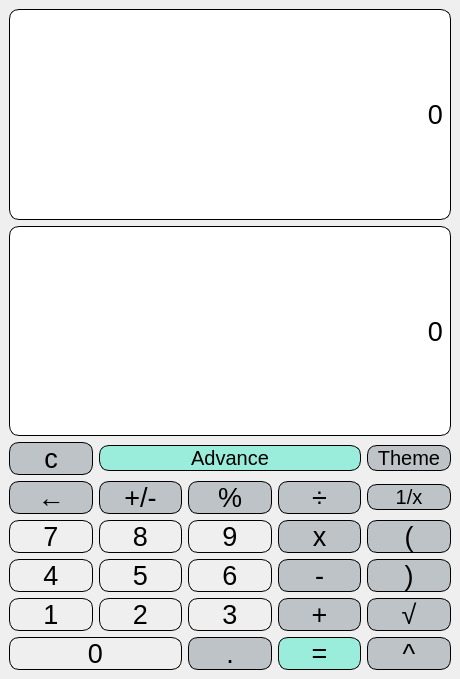
Above: QT_Calc/mainwindow.ui from monika-shaw-cctech/QT-Calculator before the change. Below: the same form after it.
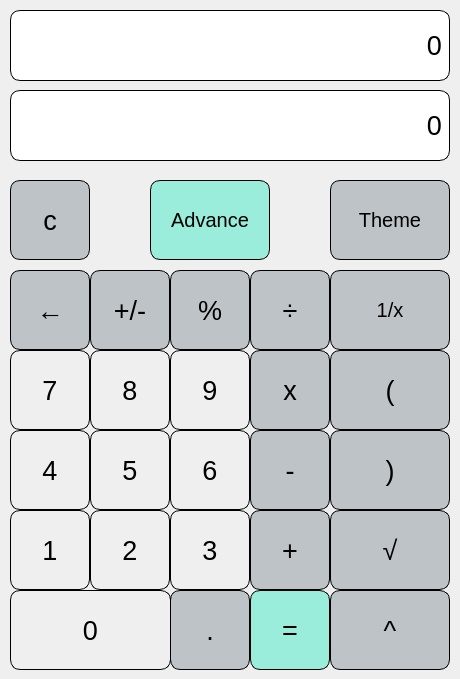
That is the form after the change.

Commit message:
Revert "Merge pull request #5 from monika-shaw-cctech/showing-buttons-on-label"
This reverts commit 432cbce07ec3f232f386bf0f1cdc2fd91759b150, reversing
changes made to 06af079ee1d036c0129a95369b76be70bcd76b92.

Patch:
```diff
--- a/QT_Calc/mainwindow.ui
+++ b/QT_Calc/mainwindow.ui
@@ -17,9 +17,15 @@
    <string notr="true"/>
   </property>
   <widget class="QWidget" name="centralwidget">
-   <layout class="QGridLayout" name="gridLayout">
-    <item row="0" column="0" colspan="5">
      <widget class="QLabel" name="label_1">
+    <property name="geometry">
+     <rect>
+      <x>10</x>
+      <y>10</y>
+      <width>440</width>
+      <height>71</height>
+     </rect>
+    </property>
       <property name="font">
        <font>
         <pointsize>20</pointsize>
@@ -45,9 +51,15 @@
        <number>10</number>
       </property>
      </widget>
-    </item>
-    <item row="1" column="0" colspan="5">
      <widget class="QLabel" name="label_2">
+    <property name="geometry">
+     <rect>
+      <x>10</x>
+      <y>90</y>
+      <width>440</width>
+      <height>71</height>
+     </rect>
+    </property>
       <property name="font">
        <font>
         <pointsize>20</pointsize>
@@ -73,34 +85,15 @@
        <number>10</number>
       </property>
      </widget>
-    </item>
-    <item row="2" column="0">
-     <widget class="QPushButton" name="pushButton">
-      <property name="font">
-       <font>
-        <pointsize>20</pointsize>
-        <bold>false</bold>
-       </font>
-      </property>
-      <property name="styleSheet">
-       <string notr="true">QPushButton
-{
-  border:1px solid;
-border-radius : 10px;
- background-color : #bdc3c7;
-color:black;
-
-}
-
-</string>
-      </property>
-      <property name="text">
-       <string>c</string>
-      </property>
-     </widget>
-    </item>
-    <item row="2" column="1" colspan="3">
      <widget class="QPushButton" name="pushButton_25">
+    <property name="geometry">
+     <rect>
+      <x>150</x>
+      <y>180</y>
+      <width>120</width>
+      <height>80</height>
+     </rect>
+    </property>
       <property name="font">
        <font>
         <pointsize>15</pointsize>
@@ -121,12 +114,18 @@
        <string>Advance</string>
       </property>
      </widget>
-    </item>
-    <item row="2" column="4">
-     <widget class="QPushButton" name="pushButton_30">
+   <widget class="QPushButton" name="pushButton_9">
+    <property name="geometry">
+     <rect>
+      <x>250</x>
+      <y>430</y>
+      <width>80</width>
+      <height>80</height>
+     </rect>
+    </property>
       <property name="font">
        <font>
-        <pointsize>15</pointsize>
+      <pointsize>20</pointsize>
         <bold>false</bold>
        </font>
       </property>
@@ -143,12 +142,206 @@
 </string>
       </property>
       <property name="text">
-       <string>Theme</string>
-      </property>
-     </widget>
-    </item>
-    <item row="3" column="0">
+     <string>-</string>
+    </property>
+   </widget>
+   <widget class="QPushButton" name="pushButton_four">
+    <property name="geometry">
+     <rect>
+      <x>10</x>
+      <y>430</y>
+      <width>80</width>
+      <height>80</height>
+     </rect>
+    </property>
+    <property name="font">
+     <font>
+      <pointsize>20</pointsize>
+      <bold>false</bold>
+     </font>
+    </property>
+    <property name="styleSheet">
+     <string notr="true">QPushButton
+{
+border : 1px solid;
+
+border-radius : 10px;
+}
+
+QPushButton:pressed
+{
+ background-color:#b3ffff;
+}</string>
+    </property>
+    <property name="text">
+     <string>4</string>
+    </property>
+   </widget>
+   <widget class="QPushButton" name="pushButton_26">
+    <property name="geometry">
+     <rect>
+      <x>330</x>
+      <y>350</y>
+      <width>120</width>
+      <height>80</height>
+     </rect>
+    </property>
+    <property name="font">
+     <font>
+      <pointsize>20</pointsize>
+      <bold>false</bold>
+     </font>
+    </property>
+    <property name="styleSheet">
+     <string notr="true">QPushButton
+{
+  border:1px solid;
+border-radius : 10px;
+ background-color : #bdc3c7;
+color:black;
+
+}
+
+</string>
+    </property>
+    <property name="text">
+     <string>(</string>
+    </property>
+   </widget>
+   <widget class="QPushButton" name="pushButton_17">
+    <property name="geometry">
+     <rect>
+      <x>170</x>
+      <y>590</y>
+      <width>80</width>
+      <height>80</height>
+     </rect>
+    </property>
+    <property name="font">
+     <font>
+      <pointsize>20</pointsize>
+      <bold>false</bold>
+     </font>
+    </property>
+    <property name="styleSheet">
+     <string notr="true">QPushButton
+{
+  border:1px solid;
+border-radius : 10px;
+ background-color : #bdc3c7;
+color:black;
+
+}
+
+</string>
+    </property>
+    <property name="text">
+     <string>.</string>
+    </property>
+   </widget>
+   <widget class="QPushButton" name="pushButton_5">
+    <property name="geometry">
+     <rect>
+      <x>250</x>
+      <y>350</y>
+      <width>80</width>
+      <height>80</height>
+     </rect>
+    </property>
+    <property name="font">
+     <font>
+      <pointsize>20</pointsize>
+      <bold>false</bold>
+     </font>
+    </property>
+    <property name="styleSheet">
+     <string notr="true">QPushButton
+{
+  border:1px solid;
+border-radius : 10px;
+ background-color : #bdc3c7;
+color:black;
+
+}
+
+</string>
+    </property>
+    <property name="text">
+     <string>x</string>
+    </property>
+   </widget>
+   <widget class="QPushButton" name="pushButton">
+    <property name="geometry">
+     <rect>
+      <x>10</x>
+      <y>180</y>
+      <width>80</width>
+      <height>80</height>
+     </rect>
+    </property>
+    <property name="font">
+     <font>
+      <pointsize>20</pointsize>
+      <bold>false</bold>
+     </font>
+    </property>
+    <property name="styleSheet">
+     <string notr="true">QPushButton
+{
+  border:1px solid;
+border-radius : 10px;
+ background-color : #bdc3c7;
+color:black;
+
+}
+
+</string>
+    </property>
+    <property name="text">
+     <string>c</string>
+    </property>
+   </widget>
+   <widget class="QPushButton" name="pushButton_three">
+    <property name="geometry">
+     <rect>
+      <x>170</x>
+      <y>510</y>
+      <width>80</width>
+      <height>80</height>
+     </rect>
+    </property>
+    <property name="font">
+     <font>
+      <pointsize>20</pointsize>
+      <bold>false</bold>
+     </font>
+    </property>
+    <property name="styleSheet">
+     <string notr="true">QPushButton
+{
+border : 1px solid;
+
+border-radius : 10px;
+}
+
+QPushButton:pressed
+{
+ background-color:#b3ffff;
+}</string>
+    </property>
+    <property name="text">
+     <string>3</string>
+    </property>
+   </widget>
      <widget class="QPushButton" name="pushButton_2">
+    <property name="geometry">
+     <rect>
+      <x>10</x>
+      <y>270</y>
+      <width>80</width>
+      <height>80</height>
+     </rect>
+    </property>
       <property name="font">
        <font>
         <pointsize>20</pointsize>
@@ -171,34 +364,15 @@
        <string>←</string>
       </property>
      </widget>
-    </item>
-    <item row="3" column="1">
-     <widget class="QPushButton" name="pushButton_19">
-      <property name="font">
-       <font>
-        <pointsize>20</pointsize>
-        <bold>false</bold>
-       </font>
-      </property>
-      <property name="styleSheet">
-       <string notr="true">QPushButton
-{
-  border:1px solid;
-border-radius : 10px;
- background-color : #bdc3c7;
-color:black;
-
-}
-
-</string>
-      </property>
-      <property name="text">
-       <string>+/-</string>
-      </property>
-     </widget>
-    </item>
-    <item row="3" column="2">
-     <widget class="QPushButton" name="pushButton_3">
+   <widget class="QPushButton" name="pushButton_27">
+    <property name="geometry">
+     <rect>
+      <x>330</x>
+      <y>430</y>
+      <width>120</width>
+      <height>80</height>
+     </rect>
+    </property>
       <property name="font">
        <font>
         <pointsize>20</pointsize>
@@ -218,88 +392,18 @@
 </string>
       </property>
       <property name="text">
-       <string>%</string>
-      </property>
-     </widget>
-    </item>
-    <item row="3" column="3">
-     <widget class="QPushButton" name="pushButton_4">
-      <property name="font">
-       <font>
-        <pointsize>20</pointsize>
-        <bold>false</bold>
-       </font>
-      </property>
-      <property name="styleSheet">
-       <string notr="true">QPushButton
-{
-  border:1px solid;
-border-radius : 10px;
- background-color : #bdc3c7;
-color:black;
-
-}
-
-</string>
-      </property>
-      <property name="text">
-       <string>÷</string>
-      </property>
-     </widget>
-    </item>
-    <item row="3" column="4">
-     <widget class="QPushButton" name="pushButton_31">
-      <property name="font">
-       <font>
-        <pointsize>15</pointsize>
-        <bold>false</bold>
-       </font>
-      </property>
-      <property name="styleSheet">
-       <string notr="true">QPushButton
-{
-  border:1px solid;
-border-radius : 10px;
- background-color : #bdc3c7;
-color:black;
-
-}
-
-</string>
-      </property>
-      <property name="text">
-       <string>1/x</string>
-      </property>
-     </widget>
-    </item>
-    <item row="4" column="0">
-     <widget class="QPushButton" name="pushButton_seven">
-      <property name="font">
-       <font>
-        <pointsize>20</pointsize>
-        <bold>false</bold>
-       </font>
-      </property>
-      <property name="styleSheet">
-       <string notr="true">QPushButton
-{
-border : 1px solid;
-
-border-radius : 10px;
-}
-
-QPushButton:pressed
-{
- background-color:#b3ffff;
-}</string>
-      </property>
-      <property name="text">
-       <string>7</string>
-      </property>
-     </widget>
-    </item>
-    <item row="4" column="1">
+     <string>)</string>
+    </property>
+   </widget>
      <widget class="QPushButton" name="pushButton_eight">
+    <property name="geometry">
+     <rect>
+      <x>90</x>
+      <y>350</y>
+      <width>80</width>
+      <height>80</height>
+     </rect>
+    </property>
       <property name="font">
        <font>
         <pointsize>20</pointsize>
@@ -323,35 +427,15 @@
        <string>8</string>
       </property>
      </widget>
-    </item>
-    <item row="4" column="2">
-     <widget class="QPushButton" name="pushButton_nine">
-      <property name="font">
-       <font>
-        <pointsize>20</pointsize>
-        <bold>false</bold>
-       </font>
-      </property>
-      <property name="styleSheet">
-       <string notr="true">QPushButton
-{
-border : 1px solid;
-
-border-radius : 10px;
-}
-
-QPushButton:pressed
-{
- background-color:#b3ffff;
-}</string>
-      </property>
-      <property name="text">
-       <string>9</string>
-      </property>
-     </widget>
-    </item>
-    <item row="4" column="3">
-     <widget class="QPushButton" name="pushButton_5">
+   <widget class="QPushButton" name="pushButton_29">
+    <property name="geometry">
+     <rect>
+      <x>330</x>
+      <y>590</y>
+      <width>120</width>
+      <height>80</height>
+     </rect>
+    </property>
       <property name="font">
        <font>
         <pointsize>20</pointsize>
@@ -371,12 +455,18 @@
 </string>
       </property>
       <property name="text">
-       <string>x</string>
-      </property>
-     </widget>
-    </item>
-    <item row="4" column="4">
-     <widget class="QPushButton" name="pushButton_26">
+     <string>^</string>
+    </property>
+   </widget>
+   <widget class="QPushButton" name="pushButton_4">
+    <property name="geometry">
+     <rect>
+      <x>250</x>
+      <y>270</y>
+      <width>80</width>
+      <height>80</height>
+     </rect>
+    </property>
       <property name="font">
        <font>
         <pointsize>20</pointsize>
@@ -396,38 +486,18 @@
 </string>
       </property>
       <property name="text">
-       <string>(</string>
-      </property>
-     </widget>
-    </item>
-    <item row="5" column="0">
-     <widget class="QPushButton" name="pushButton_four">
-      <property name="font">
-       <font>
-        <pointsize>20</pointsize>
-        <bold>false</bold>
-       </font>
-      </property>
-      <property name="styleSheet">
-       <string notr="true">QPushButton
-{
-border : 1px solid;
-
-border-radius : 10px;
-}
-
-QPushButton:pressed
-{
- background-color:#b3ffff;
-}</string>
-      </property>
-      <property name="text">
-       <string>4</string>
-      </property>
-     </widget>
-    </item>
-    <item row="5" column="1">
+     <string>÷</string>
+    </property>
+   </widget>
      <widget class="QPushButton" name="pushButton_five">
+    <property name="geometry">
+     <rect>
+      <x>90</x>
+      <y>430</y>
+      <width>80</width>
+      <height>80</height>
+     </rect>
+    </property>
       <property name="font">
        <font>
         <pointsize>20</pointsize>
@@ -451,9 +521,76 @@
        <string>5</string>
       </property>
      </widget>
-    </item>
-    <item row="5" column="2">
+   <widget class="QPushButton" name="pushButton_two">
+    <property name="geometry">
+     <rect>
+      <x>90</x>
+      <y>510</y>
+      <width>80</width>
+      <height>80</height>
+     </rect>
+    </property>
+    <property name="font">
+     <font>
+      <pointsize>20</pointsize>
+      <bold>false</bold>
+     </font>
+    </property>
+    <property name="styleSheet">
+     <string notr="true">QPushButton
+{
+border : 1px solid;
+
+border-radius : 10px;
+}
+
+QPushButton:pressed
+{
+ background-color:#b3ffff;
+}</string>
+    </property>
+    <property name="text">
+     <string>2</string>
+    </property>
+   </widget>
+   <widget class="QPushButton" name="pushButton_20">
+    <property name="geometry">
+     <rect>
+      <x>250</x>
+      <y>590</y>
+      <width>80</width>
+      <height>80</height>
+     </rect>
+    </property>
+    <property name="font">
+     <font>
+      <pointsize>20</pointsize>
+      <bold>false</bold>
+     </font>
+    </property>
+    <property name="styleSheet">
+     <string notr="true">QPushButton {
+
+border : 1px solid black;
+background-color : #9AECDB;
+color:black;
+border:1px solid black;
+border-radius: 10px;
+}</string>
+    </property>
+    <property name="text">
+     <string>=</string>
+    </property>
+   </widget>
      <widget class="QPushButton" name="pushButton_six">
+    <property name="geometry">
+     <rect>
+      <x>170</x>
+      <y>430</y>
+      <width>80</width>
+      <height>80</height>
+     </rect>
+    </property>
       <property name="font">
        <font>
         <pointsize>20</pointsize>
@@ -477,59 +614,15 @@
        <string>6</string>
       </property>
      </widget>
-    </item>
-    <item row="5" column="3">
-     <widget class="QPushButton" name="pushButton_9">
-      <property name="font">
-       <font>
-        <pointsize>20</pointsize>
-        <bold>false</bold>
-       </font>
-      </property>
-      <property name="styleSheet">
-       <string notr="true">QPushButton
-{
-  border:1px solid;
-border-radius : 10px;
- background-color : #bdc3c7;
-color:black;
-
-}
-
-</string>
-      </property>
-      <property name="text">
-       <string>-</string>
-      </property>
-     </widget>
-    </item>
-    <item row="5" column="4">
-     <widget class="QPushButton" name="pushButton_27">
-      <property name="font">
-       <font>
-        <pointsize>20</pointsize>
-        <bold>false</bold>
-       </font>
-      </property>
-      <property name="styleSheet">
-       <string notr="true">QPushButton
-{
-  border:1px solid;
-border-radius : 10px;
- background-color : #bdc3c7;
-color:black;
-
-}
-
-</string>
-      </property>
-      <property name="text">
-       <string>)</string>
-      </property>
-     </widget>
-    </item>
-    <item row="6" column="0">
      <widget class="QPushButton" name="pushButton_one">
+    <property name="geometry">
+     <rect>
+      <x>10</x>
+      <y>510</y>
+      <width>80</width>
+      <height>80</height>
+     </rect>
+    </property>
       <property name="font">
        <font>
         <pointsize>20</pointsize>
@@ -553,9 +646,15 @@
        <string>1</string>
       </property>
      </widget>
-    </item>
-    <item row="6" column="1">
-     <widget class="QPushButton" name="pushButton_two">
+   <widget class="QPushButton" name="pushButton_nine">
+    <property name="geometry">
+     <rect>
+      <x>170</x>
+      <y>350</y>
+      <width>80</width>
+      <height>80</height>
+     </rect>
+    </property>
       <property name="font">
        <font>
         <pointsize>20</pointsize>
@@ -576,12 +675,18 @@
 }</string>
       </property>
       <property name="text">
-       <string>2</string>
-      </property>
-     </widget>
-    </item>
-    <item row="6" column="2">
-     <widget class="QPushButton" name="pushButton_three">
+     <string>9</string>
+    </property>
+   </widget>
+   <widget class="QPushButton" name="pushButton_seven">
+    <property name="geometry">
+     <rect>
+      <x>10</x>
+      <y>350</y>
+      <width>80</width>
+      <height>80</height>
+     </rect>
+    </property>
       <property name="font">
        <font>
         <pointsize>20</pointsize>
@@ -602,12 +707,49 @@
 }</string>
       </property>
       <property name="text">
-       <string>3</string>
-      </property>
-     </widget>
-    </item>
-    <item row="6" column="3">
+     <string>7</string>
+    </property>
+   </widget>
+   <widget class="QPushButton" name="pushButton_30">
+    <property name="geometry">
+     <rect>
+      <x>330</x>
+      <y>180</y>
+      <width>120</width>
+      <height>80</height>
+     </rect>
+    </property>
+    <property name="font">
+     <font>
+      <pointsize>15</pointsize>
+      <bold>false</bold>
+     </font>
+    </property>
+    <property name="styleSheet">
+     <string notr="true">QPushButton
+{
+  border:1px solid;
+border-radius : 10px;
+ background-color : #bdc3c7;
+color:black;
+
+}
+
+</string>
+    </property>
+    <property name="text">
+     <string>Theme</string>
+    </property>
+   </widget>
      <widget class="QPushButton" name="pushButton_13">
+    <property name="geometry">
+     <rect>
+      <x>250</x>
+      <y>510</y>
+      <width>80</width>
+      <height>80</height>
+     </rect>
+    </property>
       <property name="font">
        <font>
         <pointsize>20</pointsize>
@@ -630,9 +772,78 @@
        <string>+</string>
       </property>
      </widget>
-    </item>
-    <item row="6" column="4">
+   <widget class="QPushButton" name="pushButton_3">
+    <property name="geometry">
+     <rect>
+      <x>170</x>
+      <y>270</y>
+      <width>80</width>
+      <height>80</height>
+     </rect>
+    </property>
+    <property name="font">
+     <font>
+      <pointsize>20</pointsize>
+      <bold>false</bold>
+     </font>
+    </property>
+    <property name="styleSheet">
+     <string notr="true">QPushButton
+{
+  border:1px solid;
+border-radius : 10px;
+ background-color : #bdc3c7;
+color:black;
+
+}
+
+</string>
+    </property>
+    <property name="text">
+     <string>%</string>
+    </property>
+   </widget>
+   <widget class="QPushButton" name="pushButton_zero">
+    <property name="geometry">
+     <rect>
+      <x>10</x>
+      <y>590</y>
+      <width>161</width>
+      <height>80</height>
+     </rect>
+    </property>
+    <property name="font">
+     <font>
+      <pointsize>20</pointsize>
+      <bold>false</bold>
+     </font>
+    </property>
+    <property name="styleSheet">
+     <string notr="true">QPushButton
+{
+border : 1px solid;
+
+border-radius : 10px;
+}
+
+QPushButton:pressed
+{
+ background-color:#b3ffff;
+}</string>
+    </property>
+    <property name="text">
+     <string>0</string>
+    </property>
+   </widget>
      <widget class="QPushButton" name="pushButton_28">
+    <property name="geometry">
+     <rect>
+      <x>330</x>
+      <y>510</y>
+      <width>120</width>
+      <height>80</height>
+     </rect>
+    </property>
       <property name="font">
        <font>
         <pointsize>20</pointsize>
@@ -655,35 +866,15 @@
        <string>√</string>
       </property>
      </widget>
-    </item>
-    <item row="7" column="0" colspan="2">
-     <widget class="QPushButton" name="pushButton_zero">
-      <property name="font">
-       <font>
-        <pointsize>20</pointsize>
-        <bold>false</bold>
-       </font>
-      </property>
-      <property name="styleSheet">
-       <string notr="true">QPushButton
-{
-border : 1px solid;
-
-border-radius : 10px;
-}
-
-QPushButton:pressed
-{
- background-color:#b3ffff;
-}</string>
-      </property>
-      <property name="text">
-       <string>0</string>
-      </property>
-     </widget>
-    </item>
-    <item row="7" column="2">
-     <widget class="QPushButton" name="pushButton_17">
+   <widget class="QPushButton" name="pushButton_19">
+    <property name="geometry">
+     <rect>
+      <x>90</x>
+      <y>270</y>
+      <width>80</width>
+      <height>80</height>
+     </rect>
+    </property>
       <property name="font">
        <font>
         <pointsize>20</pointsize>
@@ -703,38 +894,21 @@
 </string>
       </property>
       <property name="text">
-       <string>.</string>
-      </property>
-     </widget>
-    </item>
-    <item row="7" column="3">
-     <widget class="QPushButton" name="pushButton_20">
-      <property name="font">
-       <font>
-        <pointsize>20</pointsize>
-        <bold>false</bold>
-       </font>
-      </property>
-      <property name="styleSheet">
-       <string notr="true">QPushButton {
-
-border : 1px solid black;
-background-color : #9AECDB;
-color:black;
-border:1px solid black;
-border-radius: 10px;
-}</string>
-      </property>
-      <property name="text">
-       <string>=</string>
-      </property>
-     </widget>
-    </item>
-    <item row="7" column="4">
-     <widget class="QPushButton" name="pushButton_29">
+     <string>+/-</string>
+    </property>
+   </widget>
+   <widget class="QPushButton" name="pushButton_31">
+    <property name="geometry">
+     <rect>
+      <x>330</x>
+      <y>270</y>
+      <width>120</width>
+      <height>80</height>
+     </rect>
+    </property>
       <property name="font">
        <font>
-        <pointsize>20</pointsize>
+      <pointsize>15</pointsize>
         <bold>false</bold>
        </font>
       </property>
@@ -751,11 +925,9 @@
 </string>
       </property>
       <property name="text">
-       <string>^</string>
-      </property>
-     </widget>
-    </item>
-   </layout>
+     <string>1/x</string>
+    </property>
+   </widget>
   </widget>
  </widget>
  <resources/>
```
Lines whose indentation alone changed are shown as unchanged. The commit also changes 1 other file.
